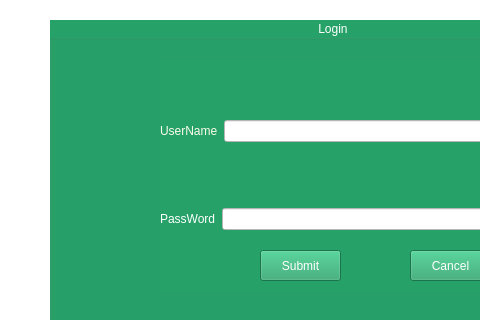
Old version of the form mainwindowplantcare.ui in the repository Rabsoninnora/RoseGardenPlantCareSystem; both pictures show x 0 to 480 and y 0 to 320 of the 721 by 429 pixel window.
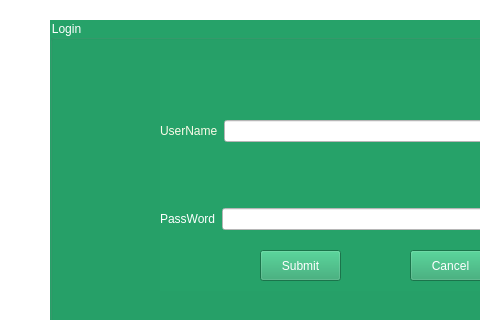
New version of the form.

What changed in the file:
```diff
--- a/mainwindowplantcare.ui
+++ b/mainwindowplantcare.ui
@@ -42,7 +42,7 @@
  </string>
     </property>
     <property name="title">
-     <string>                                                                                Login             </string>
+     <string>Login</string>
     </property>
     <widget class="QWidget" name="layoutWidget">
      <property name="geometry">
```
